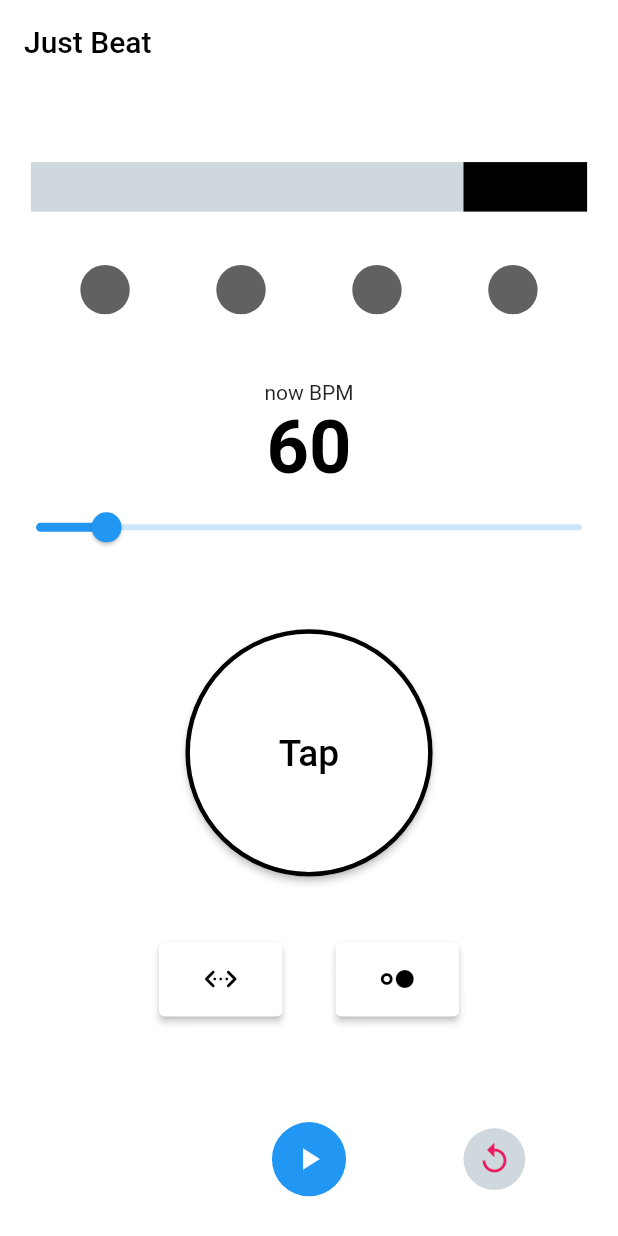
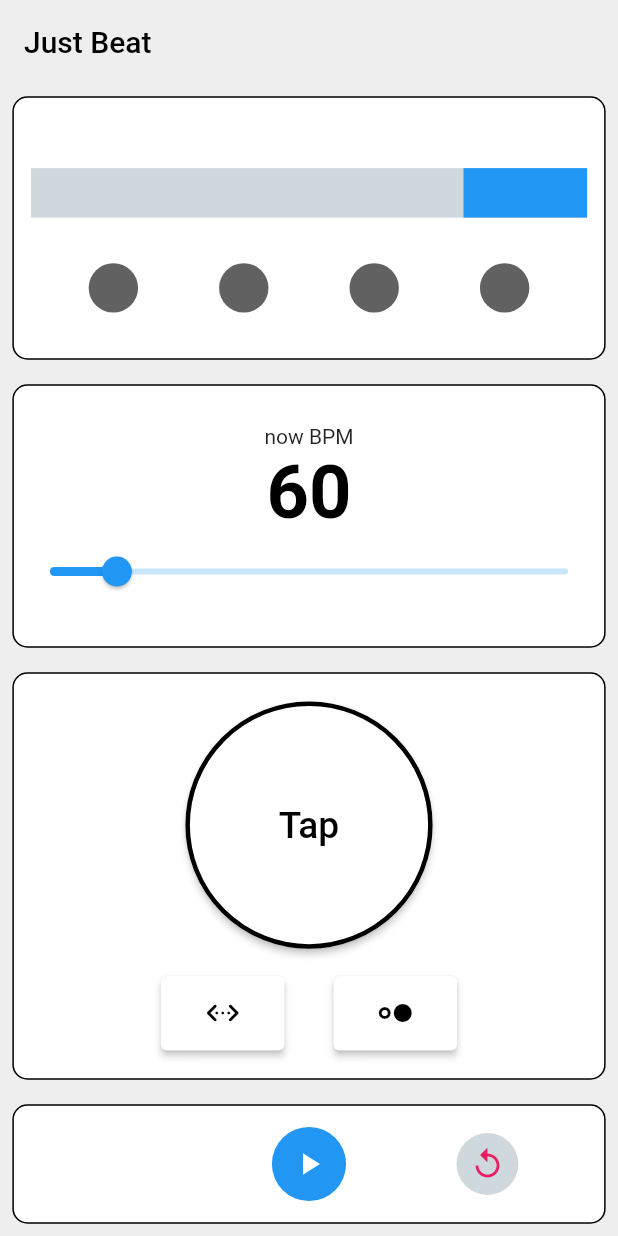
Before and after one commit to yuto90/metronome, a Flutter app: the screen it shows after launch, on a phone screen of 412 x 824 dp. Run offline on Flutter 3.47's test engine with Material 2 defaults, Android fonts, the phone set to English and light mode, and no system bars; missing offline and left inert: soundpool.

Commit message:
レイアウト修正

```diff
--- a/lib/home/home.dart
+++ b/lib/home/home.dart
@@ -18,19 +18,26 @@ class Home extends StatelessWidget {
                 'Just Beat',
                 style: TextStyle(color: Colors.black),
               ),
-              backgroundColor: Colors.white,
+              backgroundColor: Colors.grey[200],
               elevation: 0,
             ),
             body: Container(
-              color: Colors.white,
+              color: Colors.grey[200],
               child: Column(
                 mainAxisAlignment: MainAxisAlignment.center,
                 children: <Widget>[
                   //! ---------------------------------------------------------------
                   Expanded(
-                    flex: 3,
+                    flex: 4,
+                    child: Padding(
+                      padding:
+                          EdgeInsets.all(SizeConfig.blockSizeHorizontal! * 2),
                       child: Container(
+                        decoration: BoxDecoration(
+                          border: Border.all(color: Colors.black),
+                          borderRadius: BorderRadius.circular(10),
                           color: Colors.white, // Expandedの色
+                        ),
                         child: Column(
                           mainAxisAlignment: MainAxisAlignment.center,
                           children: [
@@ -87,7 +94,7 @@ class Home extends StatelessWidget {
                                       model.pendulumWidth,
                                   height: SizeConfig.blockSizeVertical! * 4,
                                   color: model.isPendulum
-                                    ? Colors.black
+                                      ? Colors.blue
                                       : Colors.white,
                                   key: model
                                       .pendulumGlobalKey, // 座標を取得したいWidgetにkeyを付けると、後から参照できる
@@ -157,17 +164,25 @@ class Home extends StatelessWidget {
                                 Spacer(),
                               ],
                             ),
+                            Spacer(),
                           ],
+                        ),
                       ),
                     ),
                   ),
                   //! ---------------------------------------------------------------
                   Expanded(
-                    flex: 10,
+                    flex: 4,
+                    child: Padding(
+                      padding:
+                          EdgeInsets.all(SizeConfig.blockSizeHorizontal! * 2),
                       child: Container(
+                        decoration: BoxDecoration(
+                          border: Border.all(color: Colors.black),
+                          borderRadius: BorderRadius.circular(10),
                           color: Colors.white, // Expandedの色
+                        ),
                         child: Column(
-                        mainAxisAlignment: MainAxisAlignment.start,
                           children: [
                             Spacer(),
                             Text(
@@ -193,6 +208,27 @@ class Home extends StatelessWidget {
                                 model.changeTempo(value);
                               },
                             ),
+                            Spacer(),
+                          ],
+                        ),
+                      ),
+                    ),
+                  ),
+                  //! ---------------------------------------------------------------
+                  Expanded(
+                    flex: 6,
+                    child: Padding(
+                      padding:
+                          EdgeInsets.all(SizeConfig.blockSizeHorizontal! * 2),
+                      child: Container(
+                        decoration: BoxDecoration(
+                          border: Border.all(color: Colors.black),
+                          borderRadius: BorderRadius.circular(10),
+                          color: Colors.white, // Expandedの色
+                        ),
+                        child: Column(
+                          mainAxisAlignment: MainAxisAlignment.start,
+                          children: [
                             Spacer(),
                             SizedBox(
                               width: SizeConfig.blockSizeHorizontal! * 50,
@@ -230,7 +266,8 @@ class Home extends StatelessWidget {
                                   width: SizeConfig.blockSizeHorizontal! * 20,
                                   height: SizeConfig.blockSizeVertical! * 6,
                                   child: ElevatedButton(
-                                  child: Icon(Icons.settings_ethernet_rounded),
+                                    child:
+                                        Icon(Icons.settings_ethernet_rounded),
                                     //child: Icon(Icons.sync_alt),
                                     style: ElevatedButton.styleFrom(
                                       primary: model.isPendulum
@@ -265,13 +302,22 @@ class Home extends StatelessWidget {
                         ),
                       ),
                     ),
+                  ),
                   //! ---------------------------------------------------------------
                   Expanded(
                     flex: 2,
+                    child: Padding(
+                      padding:
+                          EdgeInsets.all(SizeConfig.blockSizeHorizontal! * 2),
                       child: Container(
+                        decoration: BoxDecoration(
+                          border: Border.all(color: Colors.black),
+                          borderRadius: BorderRadius.circular(10),
                           color: Colors.white, // Expandedの色
+                        ),
                         child: Row(
                           children: [
+                            // todo  音量ミュートボタンを追加する
                             Spacer(),
                             SizedBox(
                               width: SizeConfig.blockSizeHorizontal! * 10,
@@ -289,7 +335,8 @@ class Home extends StatelessWidget {
                                 highlightElevation: 0, // ボタン押下時のエレベーション
                                 child: model.run
                                     ? Icon(Icons.stop, color: Colors.white)
-                                  : Icon(Icons.play_arrow, color: Colors.white),
+                                    : Icon(Icons.play_arrow,
+                                        color: Colors.white),
                               ),
                             ),
                             Spacer(),
@@ -311,6 +358,7 @@ class Home extends StatelessWidget {
                         ),
                       ),
                     ),
+                  ),
                 ],
               ),
             ),
```
Lines whose indentation alone changed are shown as unchanged.
